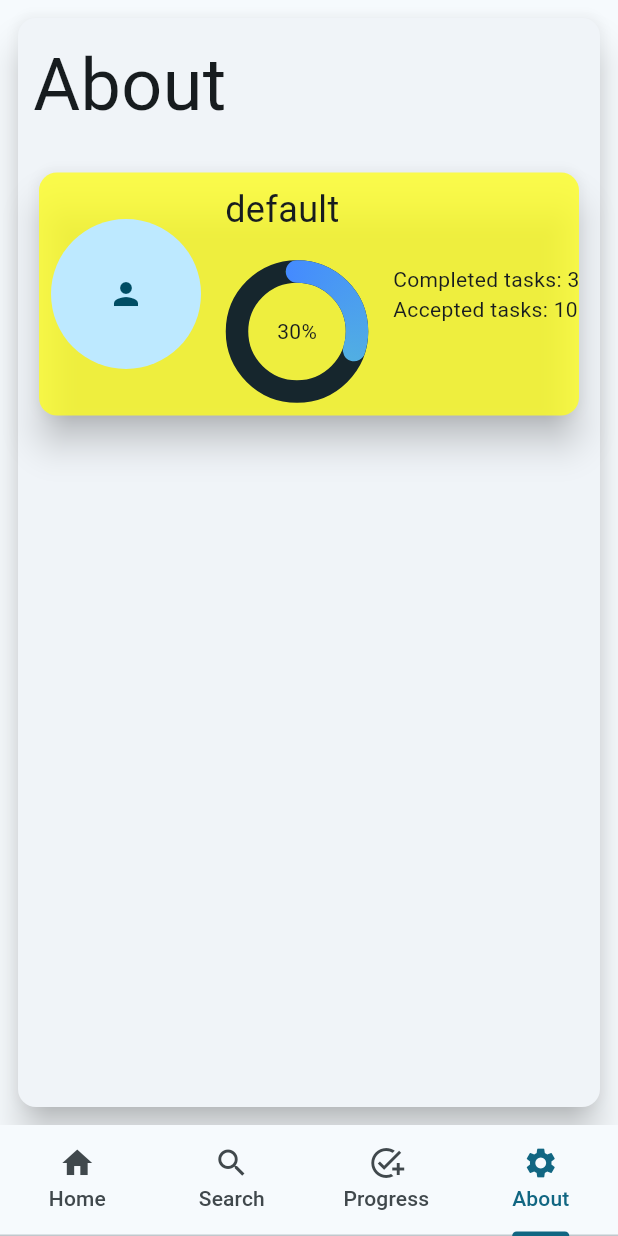
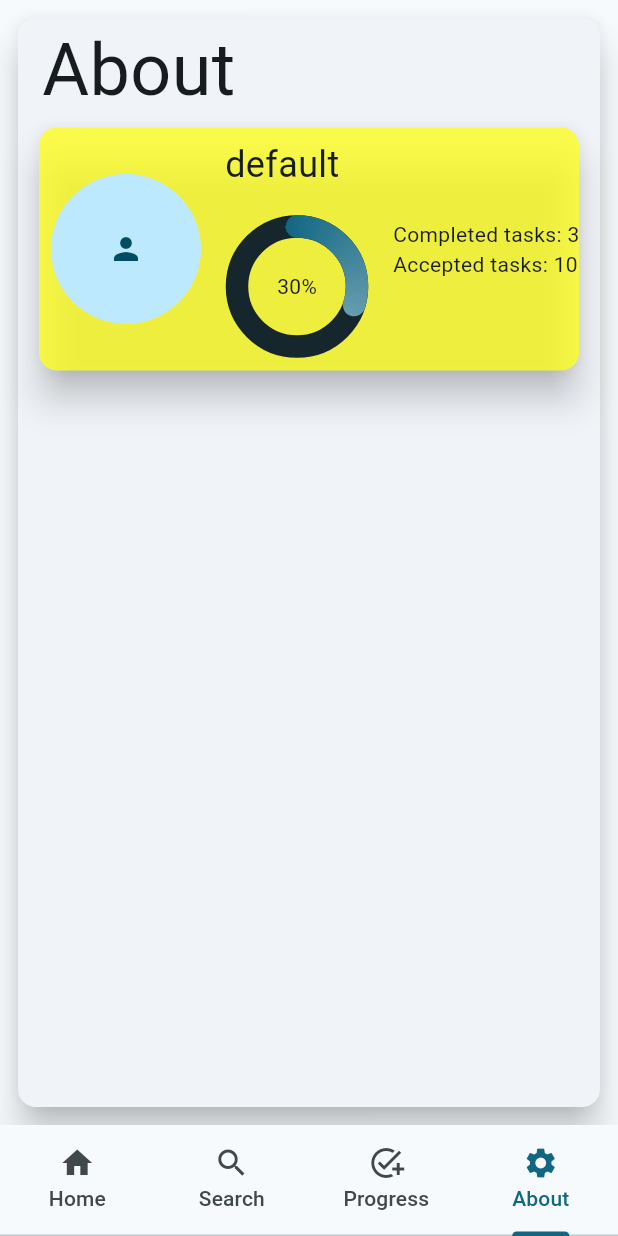
Before and after one commit to CerberusProgrammer/what_to_do, a Flutter app: the screen it shows after launch, item 4 of the bottom bar chosen, on a phone screen of 412 x 824 dp. Run offline on Flutter 3.47's test engine with Material 2 defaults, Android fonts, the phone set to English and light mode, and no system bars; drawn by our look-alikes of simple_circular_progress_bar; our stand-ins replace action_slider, animated_text_kit, google_fonts; missing offline and left inert: metaballs; network calls fail.

Commit message:
New updates to better UI.

```diff
--- a/lib/about/about.dart
+++ b/lib/about/about.dart
@@ -35,14 +35,14 @@ class _AboutState extends State<About> {
                 crossAxisAlignment: CrossAxisAlignment.start,
                 children: [
                   const Padding(
-                    padding: EdgeInsets.all(10),
+                    padding: EdgeInsets.only(left: 16),
                     child: Text(
                       'About',
                       style: TextStyle(fontSize: 48),
                     ),
                   ),
                   Padding(
-                    padding: const EdgeInsets.all(10),
+                    padding: const EdgeInsets.only(left: 10, right: 10),
                     child: Card(
                       color: Theme.of(context)
                           .colorScheme
@@ -82,6 +82,15 @@ class _AboutState extends State<About> {
                                     Padding(
                                       padding: const EdgeInsets.all(8.0),
                                       child: SimpleCircularProgressBar(
+                                        progressColors: [
+                                          Theme.of(context).colorScheme.primary,
+                                          Theme.of(context)
+                                              .colorScheme
+                                              .onPrimary,
+                                        ],
+                                        fullProgressColor: Theme.of(context)
+                                            .colorScheme
+                                            .primary,
                                         size: 80,
                                         maxValue: user.acceptedTasks.toDouble(),
                                         mergeMode: true,
--- a/lib/home.dart
+++ b/lib/home.dart
@@ -49,7 +49,8 @@ class HomeState extends State<Home> with SingleTickerProviderStateMixin {
 
   @override
   Widget build(BuildContext context) {
-    return Scaffold(
+    return SafeArea(
+      child: Scaffold(
         body: TabBarView(
           controller: controller,
           children: pages,
@@ -59,6 +60,7 @@ class HomeState extends State<Home> with SingleTickerProviderStateMixin {
           tabs: _tabs,
           controller: controller,
         )),
+      ),
     );
   }
 
--- a/lib/main.dart
+++ b/lib/main.dart
@@ -16,7 +16,7 @@ void main() {
       brightness: Brightness.light,
     ),
     darkTheme: ThemeData(
-      colorSchemeSeed: Colors.blueGrey,
+      colorSchemeSeed: Colors.amber,
       useMaterial3: true,
       brightness: Brightness.dark,
     ),
```
Also changed, not shown: lib/card/activity_card.dart (+7 -21 lines), lib/card/finished_task.dart (added, +44 -0 lines), 1 other file. Lines whose indentation alone changed are shown as unchanged.
